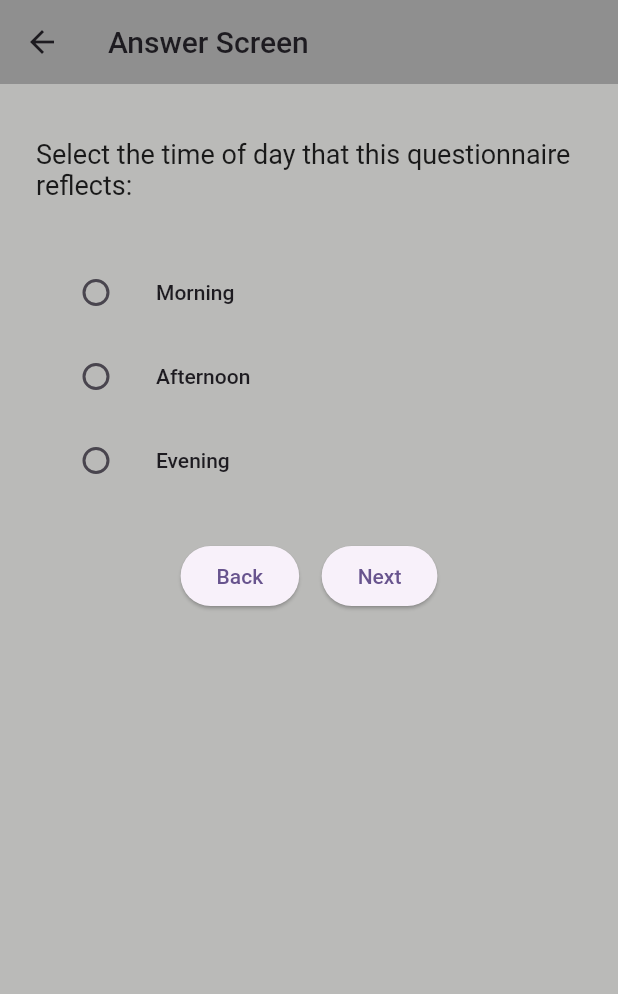
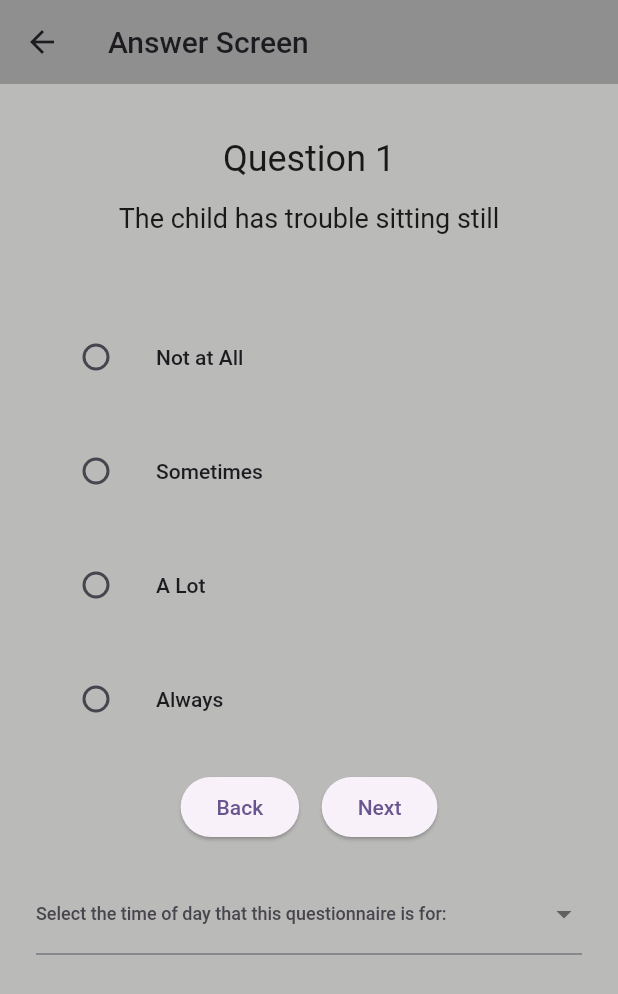
Before and after one commit to adamWinebarger/questionmakerteacher, a Flutter app: the QuestionnaireScreen screen opened directly with sample values from the repository, on a phone screen of 412 x 824 dp. Shown: the top 994 px of the screen. Run offline on Flutter 3.47's test engine with Material 2 defaults, Android fonts, the phone set to English and light mode, and no system bars; our stand-ins replace email_validator, flutter_signin_button; missing offline and left inert: password_field_validator, sf_symbols.

Commit message:
Changed time of day selection to a DropDownMenu... not sure if I'm going to keep it that way

```diff
--- a/lib/screens/questionnaire_screen.dart
+++ b/lib/screens/questionnaire_screen.dart
@@ -22,17 +22,16 @@ class QuestionnaireScreen extends StatefulWidget {
 
 class _QuestionnaireScreenState extends State<QuestionnaireScreen> {
 
-  //final _formKey = GlobalKey<FormState>();
+  final _formKey = GlobalKey<FormState>();
   final List<Answers> _answers = [];
 
-  int _count = -1;
+  int _count = 0;
   Answers? _selectedAnswer;
   TimeOfInteraction? _selectedTimeOfInteraction;
 
   List<Widget> _setupAnswerRadioButtons() {
     List<Widget> widgetList = [];
 
-    if (_count >= 0) {
       for (final category in _answerSelection.entries) {
         widgetList.add(
             ListTile(
@@ -48,35 +47,17 @@ class _QuestionnaireScreenState extends State<QuestionnaireScreen> {
               ),
             )
         );
-        widgetList.add(const SizedBox(height: 20,));
-      }
-    } else {
-      for (final selection in TimeOfInteraction.values) {
-        widgetList.add(
-          ListTile(
-            title: Text(selection.name.capitalize()),
-            leading: Radio<TimeOfInteraction>(
-              value: selection,
-              groupValue: _selectedTimeOfInteraction,
-              onChanged: (TimeOfInteraction? value) {
-                setState(() {
-                  _selectedTimeOfInteraction = value;
-                });
-              },
-            ),
-          )
-        );
-      }
+      widgetList.add(const SizedBox(height: 20,));
     }
     return widgetList;
   }
 
   void _nextPressed() {
-    if (_count >= 0 && _selectedAnswer != null) {
+    if (_selectedAnswer != null) {
       _answers.add(_selectedAnswer!);
     }
 
-    if (_count < widget.patientInQuestion.teacherQuestions.length - 1) {
+    if (_count < widget.patientInQuestion.teacherQuestions.length - 1 && _selectedAnswer != null) {
       setState(() {
         _count++;
         _selectedAnswer = null;
@@ -93,12 +74,6 @@ class _QuestionnaireScreenState extends State<QuestionnaireScreen> {
         _selectedAnswer = _answers.isNotEmpty ? _answers.last : null;
         _answers.removeLast();
       });
-    } else if (_count == 0) {
-      setState(() {
-        _count = -1;
-        _answers.removeLast();
-        //build(context);
-      });
     } else {
       Navigator.of(context).pop();
     }
@@ -106,6 +81,7 @@ class _QuestionnaireScreenState extends State<QuestionnaireScreen> {
 
   @override
   Widget build(context) {
+
     return Scaffold(
       appBar: AppBar(
         title: const Text("Answer Screen"),
@@ -113,7 +89,7 @@ class _QuestionnaireScreenState extends State<QuestionnaireScreen> {
       body: Padding(
         padding: const EdgeInsets.symmetric(vertical: 36, horizontal: 24),
         child: Form(
-          //key: _formKey,
+          key: _formKey,
           child: Column(
             children: [
               if (_count > -1)
@@ -138,7 +114,7 @@ class _QuestionnaireScreenState extends State<QuestionnaireScreen> {
               ),
               for (final item in _setupAnswerRadioButtons())
                 item,
-              const SizedBox(height: 25,),
+              //const SizedBox(height: 25,),
               Row(
                 mainAxisAlignment: MainAxisAlignment.center,
                 children: [
@@ -153,8 +129,37 @@ class _QuestionnaireScreenState extends State<QuestionnaireScreen> {
                       _count == widget.patientInQuestion.teacherQuestions.length - 1 ?
                         "Submit" : "Next"
                     )
+                  ),
+                ],
+              ),
+              const SizedBox(height: 20,),
+              DropdownButtonFormField(
+                decoration: const InputDecoration(
+                  label: Text(
+                      "Select the time of day that this questionnaire is for:",
+                    style: TextStyle(
+                      fontSize: 12
+                    ),
                   )
-                ],
+                ),
+                items: [
+                  for (final selection in TimeOfInteraction.values)
+                    DropdownMenuItem(
+                        value: selection,
+                        child: Text(selection.name.capitalize())
+                    )
+                ] ,
+                onChanged: (value) {
+                  setState(() {
+                    _selectedTimeOfInteraction = value!;
+                  });
+                },
+                validator: (value) {
+                  if (value == null) {
+                    return "You must select a time of day for this interaction";
+                  }
+                  return null;
+                },
               )
             ],
           ),
@@ -162,5 +167,4 @@ class _QuestionnaireScreenState extends State<QuestionnaireScreen> {
       ),
     );
   }
-
 }
```
